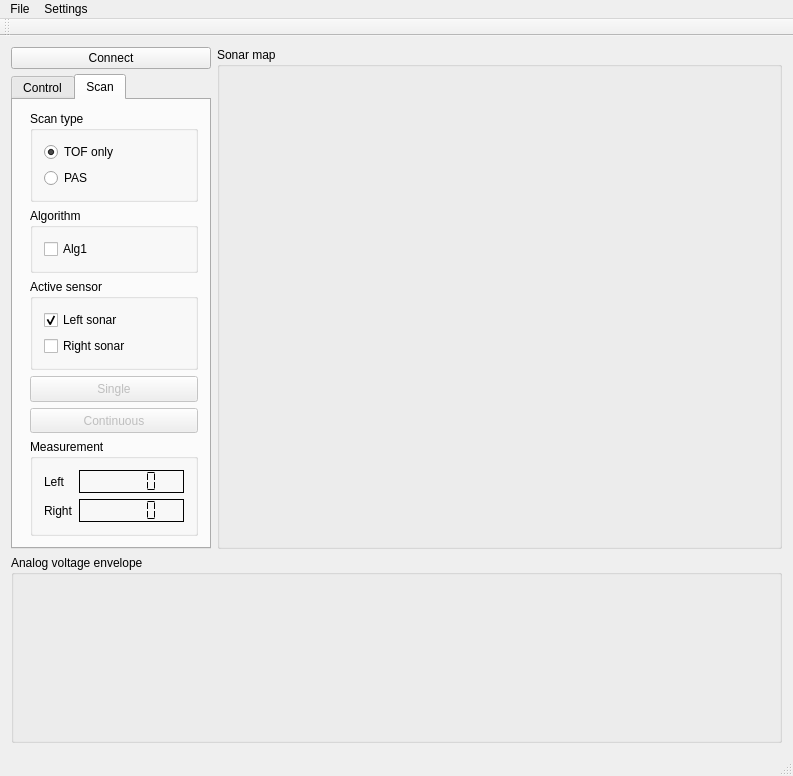
Before: the Qt Designer form mainwindow.ui in mfrydrysiak/PAS_triangulation_sonar, drawn with Qt 5.
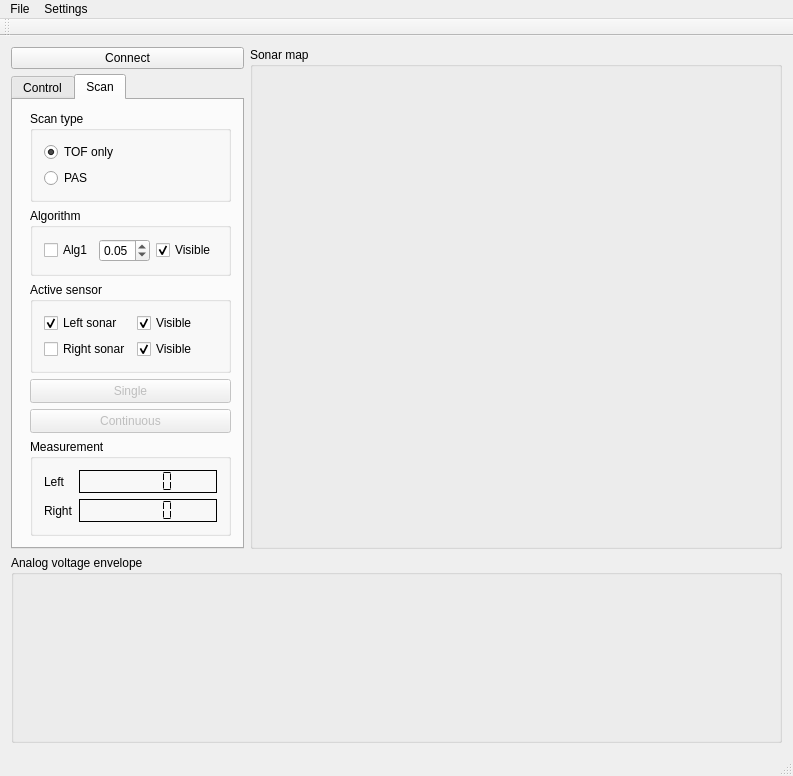
After: the same form once the commit is applied. Custom widgets are drawn as their Qt base class.

Diff of the .ui file:
```diff
--- a/mainwindow.ui
+++ b/mainwindow.ui
@@ -307,8 +307,8 @@
               <property name="title">
                <string>Active sensor</string>
               </property>
-              <layout class="QVBoxLayout" name="verticalLayout_10">
-               <item>
+              <layout class="QFormLayout" name="formLayout_5">
+               <item row="0" column="0">
                 <widget class="QCheckBox" name="cBox_left_sensor">
                  <property name="text">
                   <string>Left sonar</string>
@@ -318,13 +318,33 @@
                  </property>
                 </widget>
                </item>
-               <item>
+               <item row="1" column="0">
                 <widget class="QCheckBox" name="cBox_right_sensor">
                  <property name="text">
                   <string>Right sonar</string>
                  </property>
                 </widget>
                </item>
+               <item row="0" column="1">
+                <widget class="QCheckBox" name="lSon_visible">
+                 <property name="text">
+                  <string>Visible</string>
+                 </property>
+                 <property name="checked">
+                  <bool>true</bool>
+                 </property>
+                </widget>
+               </item>
+               <item row="1" column="1">
+                <widget class="QCheckBox" name="rSon_visible">
+                 <property name="text">
+                  <string>Visible</string>
+                 </property>
+                 <property name="checked">
+                  <bool>true</bool>
+                 </property>
+                </widget>
+               </item>
               </layout>
              </widget>
             </item>
@@ -333,14 +353,37 @@
               <property name="title">
                <string>Algorithm</string>
               </property>
-              <layout class="QVBoxLayout" name="verticalLayout_11">
-               <item>
+              <layout class="QGridLayout" name="gridLayout">
+               <item row="0" column="0">
                 <widget class="QCheckBox" name="cBox_alg1">
                  <property name="text">
                   <string>Alg1</string>
                  </property>
                 </widget>
                </item>
+               <item row="0" column="1">
+                <widget class="QDoubleSpinBox" name="spinBox_alg1">
+                 <property name="maximum">
+                  <double>0.100000000000000</double>
+                 </property>
+                 <property name="singleStep">
+                  <double>0.010000000000000</double>
+                 </property>
+                 <property name="value">
+                  <double>0.050000000000000</double>
+                 </property>
+                </widget>
+               </item>
+               <item row="0" column="2">
+                <widget class="QCheckBox" name="alg1_visible">
+                 <property name="text">
+                  <string>Visible</string>
+                 </property>
+                 <property name="checked">
+                  <bool>true</bool>
+                 </property>
+                </widget>
+               </item>
               </layout>
              </widget>
             </item>
```
Left out of the diff: 5 changed lines with no effect on the pictures.
